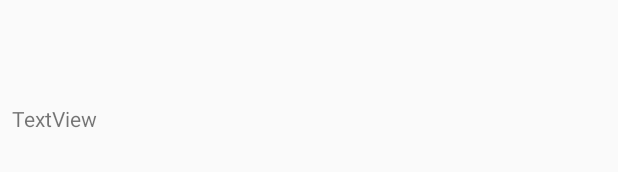
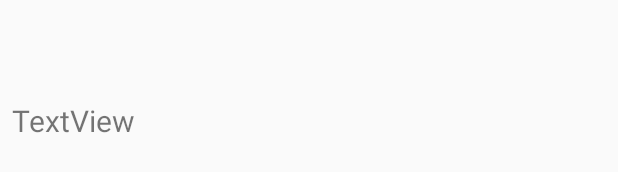
Before and after one commit to JJFrenoi/GlouGlou, an Android app: the layout fragment_home.xml on its own in the app's theme, with its tools: preview values and no code run, on a phone screen of 412 x 824 dp. Shown: the part 493-665 px from the top of the screen. Run offline under Robolectric (Android 15) with nearby library versions, the phone set to English and light mode, and no system bars.

Commit message:
Petit changement d'affichage

```diff
--- a/app/src/main/java/com/example/glouglou/ui/home/HomeFragment.java
+++ b/app/src/main/java/com/example/glouglou/ui/home/HomeFragment.java
@@ -62,7 +62,6 @@ public class HomeFragment extends Fragment {
                 Drinks drinks = response.body();
                 for (Drink d : drinks.getDrinks()){
                     String content="";
-                    content+= "ID: "+d.getIdDrink()+"\n";
                     content+="Drink name :"+d.getStrDrink()+"\n";
                     content+="Instructions: "+d.getStrInstructions()+"\n\n";
                     textView.append(content);
--- a/app/src/main/res/layout/fragment_home.xml
+++ b/app/src/main/res/layout/fragment_home.xml
@@ -23,6 +23,7 @@
         android:layout_width="wrap_content"
         android:layout_height="wrap_content"
         android:text="TextView"
+        android:textSize="20dp"
         android:textAlignment="center"
         app:layout_constraintBottom_toBottomOf="parent"
         app:layout_constraintTop_toBottomOf="@+id/image"
```
